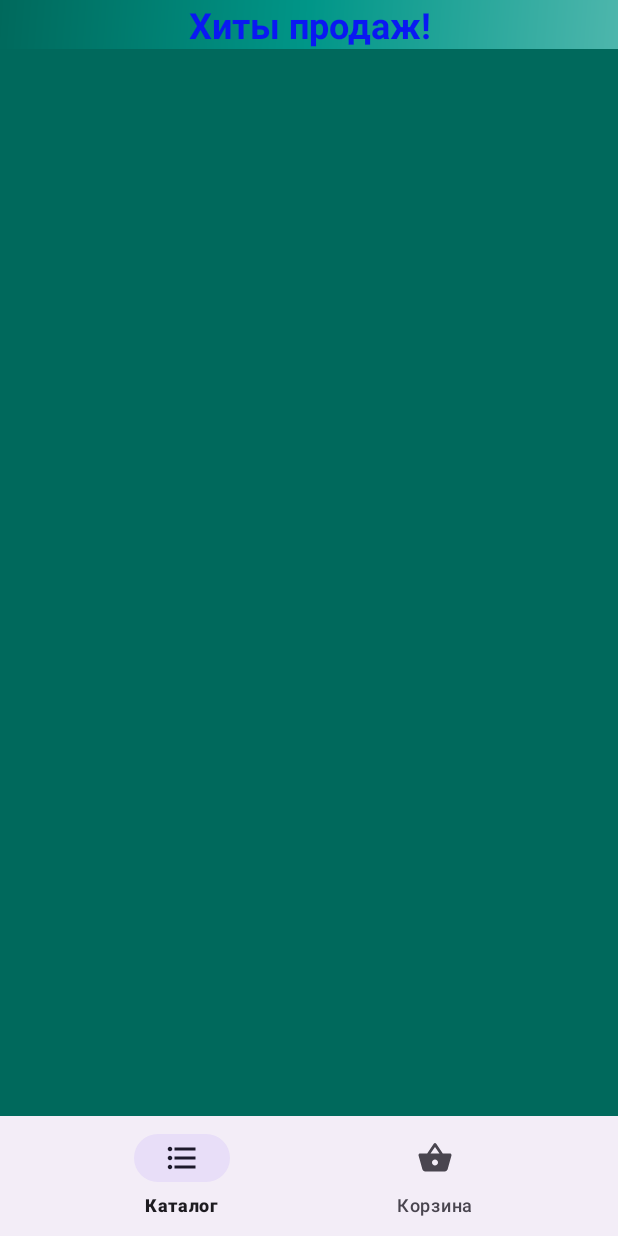
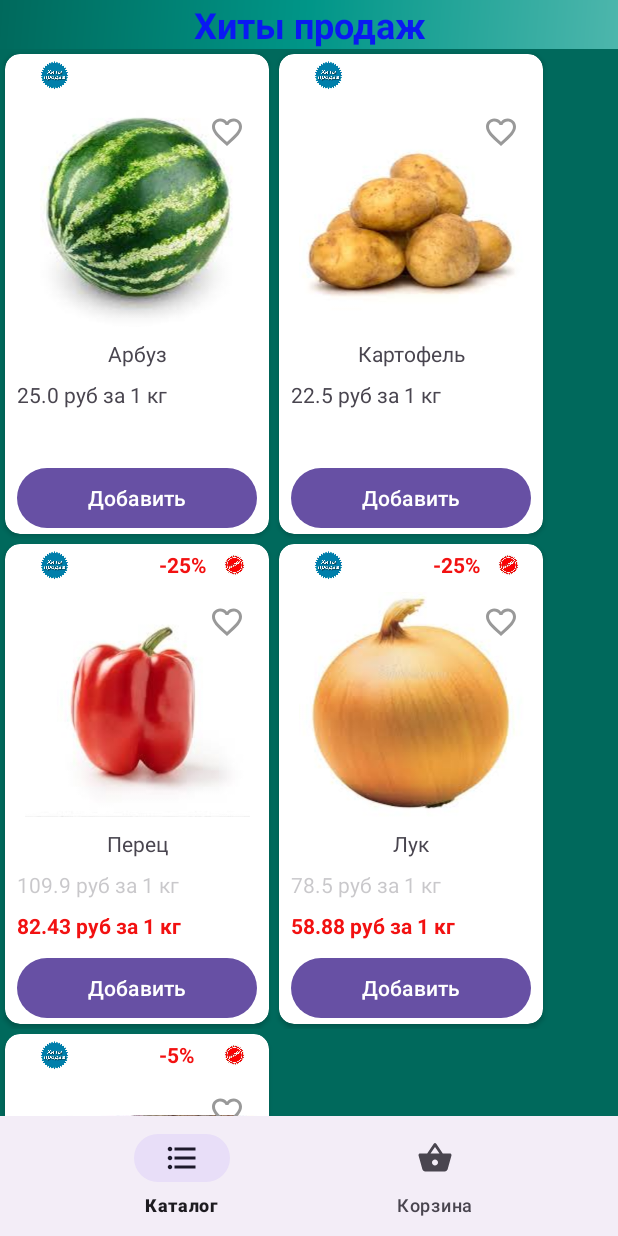
Before and after one commit to DmitriyS2/eStore_kt, an Android app: the screen it shows after launch (MainActivity), in the side drawer, after a tap on "Хиты продаж", on a phone screen of 412 x 824 dp. Run offline under Robolectric (Android 15) with nearby library versions, the phone set to English and light mode, and no system bars.

Commit message:
added fullProduct

```diff
--- a/app/src/main/java/ru/netology/estore/activity/FragmentForCatalog.kt
+++ b/app/src/main/java/ru/netology/estore/activity/FragmentForCatalog.kt
@@ -7,15 +7,18 @@ import android.view.View
 import android.view.ViewGroup
 import androidx.fragment.app.activityViewModels
 import androidx.recyclerview.widget.GridLayoutManager
-import ru.netology.estore.R
+import kotlinx.coroutines.currentCoroutineContext
+import ru.netology.estore.adapter.Listener
 import ru.netology.estore.adapter.ProductAdapter
 import ru.netology.estore.databinding.FragmentForCatalogBinding
+import ru.netology.estore.dto.Data
+import ru.netology.estore.dto.Product
 import ru.netology.estore.viewmodel.MainViewModel
 
 
 class FragmentForCatalog : Fragment() {
 
-    private val model:MainViewModel by activityViewModels()
+    private val model: MainViewModel by activityViewModels()
 
     lateinit var binding: FragmentForCatalogBinding
 
@@ -23,15 +26,48 @@ class FragmentForCatalog : Fragment() {
         inflater: LayoutInflater, container: ViewGroup?,
         savedInstanceState: Bundle?
     ): View {
+
+        val adapter = ProductAdapter(object : Listener {
+            override fun like(product: Product) {
+                model.like(product)
+            }
+
+        })
+
         binding = FragmentForCatalogBinding.inflate(inflater)
         binding.rwProducts.layoutManager = GridLayoutManager(activity, 2)
+        binding.rwProducts.adapter = adapter
 
-        model.data.observe(viewLifecycleOwner) {
-//            val adapterProduct = ProductAdapter()
-//            adapterProduct.addAllProduct(it)
+        model.dataFull.observe(viewLifecycleOwner) { full ->
+            val list = when (full.status) {
+                Data.allGroup -> model.dataFull.value?.products
+                Data.fruitGroup -> model.dataFull.value?.products?.filter { it.group == Data.fruitGroup }
+                    .orEmpty()
+
+                Data.vegetableGroup -> model.dataFull.value?.products?.filter { it.group == Data.vegetableGroup }
+                    .orEmpty()
+
+                Data.bakeryGroup -> model.dataFull.value?.products?.filter { it.group == Data.bakeryGroup }
+                    .orEmpty()
+
+                Data.hitGroup -> model.dataFull.value?.products?.filter { it.isHit }.orEmpty()
+                Data.discountGroup -> model.dataFull.value?.products?.filter { it.isDiscount }
+                    .orEmpty()
+
+                Data.favoriteGroup -> model.dataFull.value?.products?.filter { it.isFavorite }
+                    .orEmpty()
+
+                else -> emptyList()
+            }
+            adapter.productList = list.orEmpty() //as ArrayList<Product>
+            //adapter.productList = model.data.value.orEmpty() as ArrayList<Product>
             //adapter.submitList(it)
             binding.rwProducts.adapter = adapter
+
+            //binding.rwProducts
+
         }
+
 
 
         return binding.root
--- a/app/src/main/java/ru/netology/estore/activity/MainActivity.kt
+++ b/app/src/main/java/ru/netology/estore/activity/MainActivity.kt
@@ -14,34 +14,18 @@ import ru.netology.estore.viewmodel.MainViewModel
 import java.util.Locale.filter
 import kotlin.math.roundToInt
 
-var idProduct = 0
+//var idProduct = 0
 
-val adapter = ProductAdapter()
-
-val allProduct = Data.fillAllProducts()
+//val allProduct = Data.fillAllProducts()
 
 class MainActivity : AppCompatActivity() {
 
     private val model: MainViewModel by viewModels()
 
-    val adapterFruit = ProductAdapter()
-    val adapterVegetable = ProductAdapter()
-    val adapterBakery = ProductAdapter()
-    val adapterAllProducts = ProductAdapter()
-
-    val fruitProduct = allProduct
-        .filter { it.group == Data.fruitGroup } as ArrayList
-    val vegetableProduct = allProduct
-        .filter { it.group == Data.vegetableGroup } as ArrayList
-    val bakeryProduct = allProduct
-        .filter { it.group == Data.bakeryGroup } as ArrayList
-    val hitProduct = allProduct
-        .filter { it.isHit } as ArrayList
-    val discountProduct = allProduct
-        .filter { it.isAction } as ArrayList
-    val favoriteProduct = allProduct
-        .filter { it.isFavorite } as ArrayList
-
+//    val adapterFruit = ProductAdapter()
+//    val adapterVegetable = ProductAdapter()
+//    val adapterBakery = ProductAdapter()
+//    val adapterAllProducts = ProductAdapter()
 
     lateinit var binding: ActivityMainBinding
 
@@ -50,46 +34,51 @@ class MainActivity : AppCompatActivity() {
         binding = ActivityMainBinding.inflate(layoutInflater)
         setContentView(binding.root)
 
+//        val allProducts = model.data.value.orEmpty() as ArrayList
+//        val fruitProduct = model.data.value
+//            ?.filter { it.group == Data.fruitGroup }.orEmpty() as ArrayList<Product>
+//        val vegetableProduct = model.data.value
+//            ?.filter { it.group == Data.vegetableGroup }.orEmpty() as ArrayList
+//        val bakeryProduct = model.data.value
+//            ?.filter { it.group == Data.bakeryGroup }.orEmpty() as ArrayList
+//        val hitProduct = model.data.value
+//            ?.filter { it.isHit }.orEmpty() as ArrayList
+//        val discountProduct = model.data.value
+//            ?.filter { it.isAction }.orEmpty() as ArrayList
+//        val favoriteProduct = model.data.value
+//            ?.filter { it.isFavorite }.orEmpty() as ArrayList
+
         binding.apply {
             nvMenu.setNavigationItemSelectedListener { it ->
                 when (it.itemId) {
                     R.id.allProducts -> {
-                        goToFragment(R.color.black, "Весь ассортимент", allProduct)
-//                        adapter.productList = allProduct
-//                        model.data.value = allProduct
-//                        supportFragmentManager.beginTransaction()
-//                            .replace(R.id.placeHolder, FragmentForCatalog())
-//                            .commit()
+                        goToFragment(R.color.black, Data.allGroup)
+
                     }
 
                     R.id.fruit -> {
-                        goToFragment(R.color.colorFruit, Data.fruitGroup, fruitProduct)
+                        goToFragment(R.color.colorFruit, Data.fruitGroup)
 
-//                        adapter.productList = fruitProduct
-//                        model.data.value = fruitProduct
-//                        supportFragmentManager.beginTransaction()
-//                            .replace(R.id.placeHolder, FragmentForCatalog())
-//                            .commit()
                     }
 
                     R.id.vegetable -> {
-                        goToFragment(R.color.colorVegetable, Data.vegetableGroup, vegetableProduct)
+                        goToFragment(R.color.colorVegetable, Data.vegetableGroup)
                     }
 
                     R.id.bakery -> {
-                        goToFragment(R.color.colorBakery, it.title.toString(), bakeryProduct)//Data.bakeryGroup)
+                        goToFragment(R.color.colorBakery, Data.bakeryGroup)
                     }
 
                     R.id.hit -> {
-                        goToFragment(R.color.blue, "Хиты продаж!", hitProduct)
+                        goToFragment(R.color.blue, Data.hitGroup)
                     }
 
                     R.id.discount -> {
-                        goToFragment(R.color.red, "АКЦИЯ!!!", discountProduct)
+                        goToFragment(R.color.red, Data.discountGroup)
                     }
 
                     R.id.favorite -> {
-                        goToFragment(R.color.black, "Избранное", favoriteProduct)
+                        goToFragment(R.color.black, Data.favoriteGroup)
                     }
                 }
 
@@ -110,7 +99,6 @@ class MainActivity : AppCompatActivity() {
                 true
             }
         }
-
     }
 
     fun printTxCategory(color: Int, text: String) {
@@ -118,11 +106,12 @@ class MainActivity : AppCompatActivity() {
         binding.txCategory.text = text
     }
 
-    fun goToFragment(color: Int, text: String, arrayList: ArrayList<Product>) {
-        printTxCategory(color, text)
+    fun goToFragment(color: Int, status: String) {
+        printTxCategory(color, status)
 
-        adapter.productList = arrayList
-        model.data.value = arrayList
+        model.dataFull.value?.status = status
+
+        //model.data.value = arrayList
         supportFragmentManager.beginTransaction()
             .replace(R.id.placeHolder, FragmentForCatalog())
             .commit()
--- a/app/src/main/java/ru/netology/estore/adapter/ProductAdapter.kt
+++ b/app/src/main/java/ru/netology/estore/adapter/ProductAdapter.kt
@@ -13,28 +13,37 @@ import ru.netology.estore.dto.Product
 import ru.netology.estore.dto.getSumWithTwoDecimal
 import androidx.recyclerview.widget.ListAdapter
 
-class ProductAdapter : RecyclerView.Adapter<ProductAdapter.ProductHolder>() {
+interface Listener {
+    fun like(product: Product)
+}
 
+class ProductAdapter (private val listener: Listener) : RecyclerView.Adapter<ProductAdapter.ProductHolder>() {
 
     //class ProductAdapter  : ListAdapter<Product, ProductHolder>(PostDiffCallback())
 
-    var productList = ArrayList<Product>()
+    //var productList = ArrayList<Product>()
+    var productList = emptyList<Product>()
 
-    class ProductHolder(item: View) : RecyclerView.ViewHolder(item) {
+    class ProductHolder(item: View, val listener: Listener) : RecyclerView.ViewHolder(item) {
         val binding = ItemProductBinding.bind(item)
 
         fun bind(product: Product) = with(binding) {
-            hit.isVisible = product.isHit
+            if(product.isHit) {
+                hit.visibility = View.VISIBLE
+            } else {
+                hit.visibility = View.INVISIBLE
+            }
 
-            if(product.isAction) {
-                groupDiscount.isVisible = product.isAction
+
+            if(product.isDiscount) {
+                groupDiscount.visibility = View.VISIBLE
                 textDiscount.text = "-${product.minusPercent}%"
                 Price.alpha = 0.3f
                 newPrice.text = "${getSumWithTwoDecimal(product.price*(100-product.minusPercent)/100).toString()} руб за 1 ${product.unitWeight}"
 
             } else {
                 Price.alpha = 1f
-                groupDiscount.visibility = View.GONE
+                groupDiscount.visibility = View.INVISIBLE
             }
 
             if(product.isFavorite) {
@@ -49,19 +58,20 @@ class ProductAdapter : RecyclerView.Adapter<ProductAdapter.ProductHolder>() {
 
             Price.text = "${product.price.toString()} руб за 1 ${product.unitWeight}"
 
+            buttonLike.setOnClickListener {
+                listener.like(product)
+            }
+
         }
     }
 
     override fun onCreateViewHolder(parent: ViewGroup, viewType: Int): ProductHolder {
         val view = LayoutInflater.from(parent.context).inflate(R.layout.item_product, parent, false)
-        return ProductHolder(view)
+        return ProductHolder(view, listener)
     }
 
     override fun onBindViewHolder(holder: ProductHolder, position: Int) {
-        //holder.bind(MainActivity.Service.cellArray[position])
-        //Log.d("MyLog", "position=$position text=${cellList[position].text}")
         holder.bind(productList[position])
-
     }
 
     override fun getItemCount(): Int {
@@ -69,10 +79,10 @@ class ProductAdapter : RecyclerView.Adapter<ProductAdapter.ProductHolder>() {
     }
 
 
-    fun addProduct(product: Product) {
-        productList.add(product)
-        notifyDataSetChanged()
-    }
+//    fun addProduct(product: Product) {
+//        productList.add(product)
+//        notifyDataSetChanged()
+//    }
 
     fun changeProduct(colorBack:String = "", colorText:String = "", text:String = "", position: Int) {
 //        if(!colorBack.isNullOrEmpty()) cellList[position].backColor = colorBack
@@ -81,16 +91,17 @@ class ProductAdapter : RecyclerView.Adapter<ProductAdapter.ProductHolder>() {
         notifyDataSetChanged()
     }
 
-    fun addAllProduct(list: List<Product>) {
-        productList.clear()
-        productList.addAll(list)
+//    fun addAllProduct(list: List<Product>) {
+//        productList.clear()
+//        productList.addAll(list)
 //        for (index in 0..120) {
 //            Log.d("MyLog", "indexH=$index textCELLIST=${cellList[index].text}")
 //            Log.d("MyLog", "indexH=$index textLIST=${list[index].text}")
 //        }
         //notifyDataSetChanged()
-    }
+//    }
 }
+
 class PostDiffCallback : DiffUtil.ItemCallback<Product>() {
     override fun areItemsTheSame(oldItem: Product, newItem: Product): Boolean {
         return oldItem.id == newItem.id
--- a/app/src/main/java/ru/netology/estore/dto/Data.kt
+++ b/app/src/main/java/ru/netology/estore/dto/Data.kt
@@ -1,55 +1,62 @@
 package ru.netology.estore.dto
 
 import ru.netology.estore.R
-import ru.netology.estore.activity.idProduct
 import kotlin.math.roundToInt
 
 object Data {
 
-    val allProducts = arrayListOf<Product>()
+    var idProduct = 0
+    val discounts = listOf(5, 10, 15, 20, 25, 30)
 
-    val fruitsPicture = arrayListOf(
+    var allProducts = arrayListOf<Product>()
+
+    val fruitsPicture = listOf(
         R.drawable.banan, R.drawable.apple,
         R.drawable.pear, R.drawable.grapes, R.drawable.watermelon, R.drawable.orange
     )
 
-    val vegetablesPicture = arrayListOf(
+    val vegetablesPicture = listOf(
         R.drawable.potato, R.drawable.cabbage,
         R.drawable.carrot, R.drawable.pepper, R.drawable.onion, R.drawable.garlic
     )
 
-    val bakeryPicture = arrayListOf(
+    val bakeryPicture = listOf(
         R.drawable.brown_bread, R.drawable.white_bread,
         R.drawable.loaf, R.drawable.baranki, R.drawable.sushki, R.drawable.cookies
     )
 
-    val fruitsName = arrayListOf("Бананы", "Яблоки", "Груши", "Виноград", "Арбуз", "Апельсин")
-    val vegetablesName = arrayListOf("Картофель", "Капуста", "Морковь", "Перец", "Лук", "Чеснок")
+    val fruitsName = listOf("Бананы", "Яблоки", "Груши", "Виноград", "Арбуз", "Апельсин")
+    val vegetablesName = listOf("Картофель", "Капуста", "Морковь", "Перец", "Лук", "Чеснок")
     val bakeryName =
-        arrayListOf("Ржаной хлеб", "Белый хлеб", "Батон", "Баранки", "Сушки", "Печенье")
+        listOf("Ржаной хлеб", "Белый хлеб", "Батон", "Баранки", "Сушки", "Печенье")
 
+    val allGroup = "Весь ассортимент"
     val fruitGroup = "Фрукты"
     val vegetableGroup = "Овощи"
     val bakeryGroup = "Бакалея"
+    val hitGroup = "Хиты продаж"
+    val discountGroup = "АКЦИЯ!!!"
+    val favoriteGroup = "Избранное"
 
-    val fruitsPrice = arrayListOf(109.5, 89.9, 179.0, 211.5, 25.0, 189.9)
-    val vegetablesPrice = arrayListOf(22.5, 34.3, 29.0, 109.9, 78.5, 111.0)
-    val bakeryPrice = arrayListOf(41.0, 45.5, 38.9, 89.5, 77.0, 125.5)
 
-    val fruitOneUnit = arrayListOf(0.5, 0.3, 0.3, 0.2, 3.0, 0.3)
-    val vegetablesOneUnit = arrayListOf(0.3, 0.5, 0.3, 0.2, 0.2, 0.1)
-    val bakeryOneUnit = arrayListOf(1.0, 1.0, 1.0, 0.3, 0.3, 0.3)
+    val fruitsPrice = listOf(109.5, 89.9, 179.0, 211.5, 25.0, 189.9)
+    val vegetablesPrice = listOf(22.5, 34.3, 29.0, 109.9, 78.5, 111.0)
+    val bakeryPrice = listOf(41.0, 45.5, 38.9, 89.5, 77.0, 125.5)
 
-    val fruitUnitWeight = arrayListOf("кг", "кг", "кг", "кг", "кг", "кг")
-    val vegetableUnitWeight = arrayListOf("кг", "кг", "кг", "кг", "кг", "кг")
-    val bakeryUnitWeight = arrayListOf("шт", "шт", "шт", "кг", "кг", "кг")
+    val fruitOneUnit = listOf(0.5, 0.3, 0.3, 0.2, 3.0, 0.3)
+    val vegetablesOneUnit = listOf(0.3, 0.5, 0.3, 0.2, 0.2, 0.1)
+    val bakeryOneUnit = listOf(1.0, 1.0, 1.0, 0.3, 0.3, 0.3)
+
+    val fruitUnitWeight = listOf("кг", "кг", "кг", "кг", "кг", "кг")
+    val vegetableUnitWeight = listOf("кг", "кг", "кг", "кг", "кг", "кг")
+    val bakeryUnitWeight = listOf("шт", "шт", "шт", "кг", "кг", "кг")
 
     fun fillAllProducts():ArrayList<Product> {
 
         allProducts.addAll(fillFruits())
         allProducts.addAll(fillVegetable())
         allProducts.addAll(fillBakery())
-
+        addHitAndAction()
         return allProducts
     }
 
@@ -106,6 +113,26 @@ object Data {
         }
         return bakeries
     }
+
+    fun addHitAndAction() {
+        for(i in 0..5) {
+            val n = (0 until allProducts.size).random()
+            allProducts[n].isHit = true
+            val m = (0 until allProducts.size).random()
+            allProducts[m].isDiscount = true
+            allProducts[m].minusPercent = discounts.random()
+
+        }
+    }
+
+    fun like(product: Product):ArrayList<Product> {
+               allProducts = allProducts.map {
+            if (it != product) it else it.copy(
+                isFavorite = !it.isFavorite
+            )
+        } as ArrayList
+        return allProducts
+    }
 }
 
 fun getSumWithTwoDecimal(number:Double):Double = (number*100).roundToInt()/100.0
--- a/app/src/main/java/ru/netology/estore/dto/Product.kt
+++ b/app/src/main/java/ru/netology/estore/dto/Product.kt
@@ -9,7 +9,8 @@ data class Product(
     val oneUnit:Double,
     val unitWeight:String,
     var isHit:Boolean = false,
-    var isAction:Boolean = false,
+    var isDiscount:Boolean = false,
     var minusPercent:Int = 0,
-    var isFavorite:Boolean = false
+    var isFavorite:Boolean = false,
+    var weight:Double = 0.0
 )
--- /dev/null
+++ b/app/src/main/java/ru/netology/estore/model/FullProduct.kt
@@ -0,0 +1,9 @@
+package ru.netology.estore.model
+
+import ru.netology.estore.dto.Data
+import ru.netology.estore.dto.Product
+
+data class FullProduct(
+    var products:List<Product> = emptyList(),
+    var status:String = Data.allGroup
+)
--- a/app/src/main/java/ru/netology/estore/viewmodel/MainViewModel.kt
+++ b/app/src/main/java/ru/netology/estore/viewmodel/MainViewModel.kt
@@ -2,15 +2,29 @@ package ru.netology.estore.viewmodel
 
 import androidx.lifecycle.MutableLiveData
 import androidx.lifecycle.ViewModel
-import ru.netology.estore.activity.allProduct
+//import ru.netology.estore.activity.allProduct
 import ru.netology.estore.dto.Data
+import ru.netology.estore.model.FullProduct
 import ru.netology.estore.dto.Product
-import java.util.Collections.list
 
 class MainViewModel:ViewModel() {
 
-    //val products = Data.fillAllProducts()
+    //private val allProduct = Data.fillAllProducts()
 
-    val data = MutableLiveData(allProduct)
+    //val data = MutableLiveData(allProduct)
+
+    val dataFull = MutableLiveData(FullProduct())
+
+    init {
+        getAll()
+    }
+
+    fun getAll() {
+        dataFull.value = FullProduct(products = Data.fillAllProducts(), status = Data.allGroup)
+    }
+    fun like(product: Product) {
+        dataFull.value = dataFull.value?.copy(products = Data.like(product))
+        //dataFull.value?.products = Data.like(product)
+    }
 
 }
```
Also changed, not shown: app/src/main/res/drawable/pepper.jpg.
